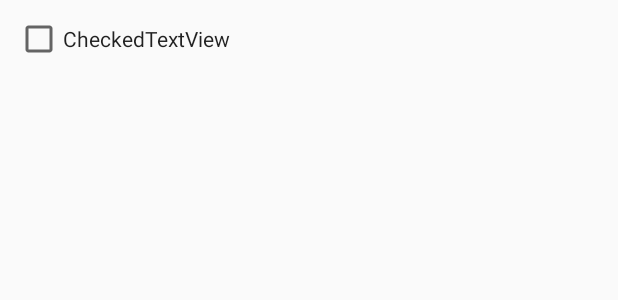
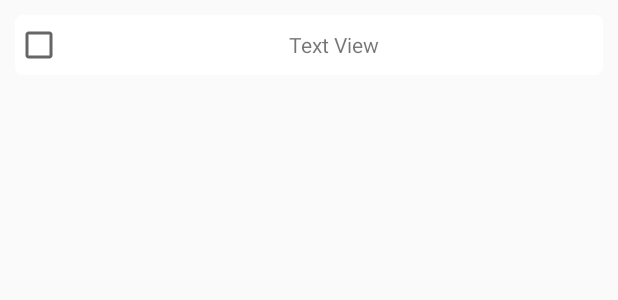
Before and after one commit to rrgodhorus/ReminderApp, an Android app: the layout item_format.xml on its own in the app's theme, with its tools: preview values and no code run, on a phone screen of 412 x 824 dp. Shown: the top 300 px of the screen. Run offline under Robolectric (Android 15) with nearby library versions, the phone set to English and light mode, and no system bars.

Commit message:
OnClick Listeners for items in RecView added. Added 'New Task' Activity and Nav buttons.

```diff
--- a/app/build.gradle
+++ b/app/build.gradle
@@ -10,6 +10,7 @@ android {
         versionCode 1
         versionName "1.0"
         testInstrumentationRunner "android.support.test.runner.AndroidJUnitRunner"
+        multiDexEnabled true
     }
     buildTypes {
         release {
--- a/app/src/main/AndroidManifest.xml
+++ b/app/src/main/AndroidManifest.xml
@@ -16,6 +16,7 @@
                 <category android:name="android.intent.category.LAUNCHER" />
             </intent-filter>
         </activity>
+        <activity android:name=".AddTask"></activity>
     </application>
 
 </manifest>
--- /dev/null
+++ b/app/src/main/res/drawable/myrect.xml
@@ -0,0 +1,7 @@
+<?xml version="1.0" encoding="utf-8"?>
+<shape xmlns:android="http://schemas.android.com/apk/res/android"
+    android:shape="rectangle">
+    <solid android:color="#ffffff" />
+    <corners android:radius="5dp"/>
+
+</shape>
--- a/app/src/main/res/layout/item_format.xml
+++ b/app/src/main/res/layout/item_format.xml
@@ -1,31 +1,35 @@
 <?xml version="1.0" encoding="utf-8"?>
 <LinearLayout
     xmlns:android="http://schemas.android.com/apk/res/android"
+    xmlns:tools="http://schemas.android.com/tools"
     android:layout_width="match_parent"
     android:layout_height="wrap_content"
     android:orientation="horizontal"
-    android:padding="10dp">
+    android:background="@drawable/myrect"
+    android:layout_margin="10dp"
+    >
 
 
-    <!--CheckBox
+    <CheckBox
         android:id="@+id/chk1"
         android:layout_width="wrap_content"
         android:layout_height="wrap_content"
+        android:minHeight="40dp"
         android:shadowColor="@color/colorPrimary"
 
-        /-->
+        />
 
-    <CheckedTextView
-        android:id="@+id/chkdtxt"
-        android:layout_width="0dp"
+    <TextView
+        android:id="@+id/tv"
+        android:layout_width="match_parent"
         android:layout_height="wrap_content"
-        android:layout_weight="1"
-        android:text="CheckedTextView"
+        android:minHeight="40dp"
         android:layout_gravity="center"
+
+        android:elevation="2dp"
         android:gravity="center"
-        android:checkMark="@null"
-        android:drawableStart="?android:attr/listChoiceIndicatorMultiple"
-        android:checked="false"/>
+        android:elegantTextHeight="true"
+        android:text="Text View" />
 
 
 </LinearLayout>
--- /dev/null
+++ b/app/src/main/res/menu/menu_new_task.xml
@@ -0,0 +1,4 @@
+<?xml version="1.0" encoding="utf-8"?>
+<menu xmlns:android="http://schemas.android.com/apk/res/android">
+
+</menu>
--- a/app/src/main/res/values/strings.xml
+++ b/app/src/main/res/values/strings.xml
@@ -1,4 +1,5 @@
 <resources>
     <string name="app_name">ReminderApp</string>
     <string name="search">User</string>
+    <string name="new_task">New Task</string>
 </resources>
--- a/build.gradle
+++ b/build.gradle
@@ -8,6 +8,7 @@ buildscript {
     }
     dependencies {
         classpath 'com.android.tools.build:gradle:3.0.0'
+        classpath 'com.google.gms:google-services:3.0.0'
 
 
         // NOTE: Do not place your application dependencies here; they belong
```
Also changed, not shown: app/src/main/java/com/rajath/reminderapp/Adapter.java (+29 -2 lines), app/src/main/java/com/rajath/reminderapp/AddTask.java (added, +35 -0 lines), app/src/main/java/com/rajath/reminderapp/MainActivity.java (+16 -1 lines), app/src/main/java/com/rajath/reminderapp/Tasks.java (+8 -3 lines), app/src/main/java/com/rajath/reminderapp/ViewHolder.java (+7 -3 lines), app/src/main/res/layout/activity_add_task.xml (added, +25 -0 lines), app/src/main/res/layout/activity_main.xml (+7 -4 lines), app/src/main/res/drawable-hdpi/ic_nav_back.png (added), app/src/main/res/drawable-mdpi/ic_nav_back.png (added), app/src/main/res/drawable-xhdpi/ic_nav_back.png (added), app/src/main/res/drawable-xxhdpi/ic_nav_back.png (added).
